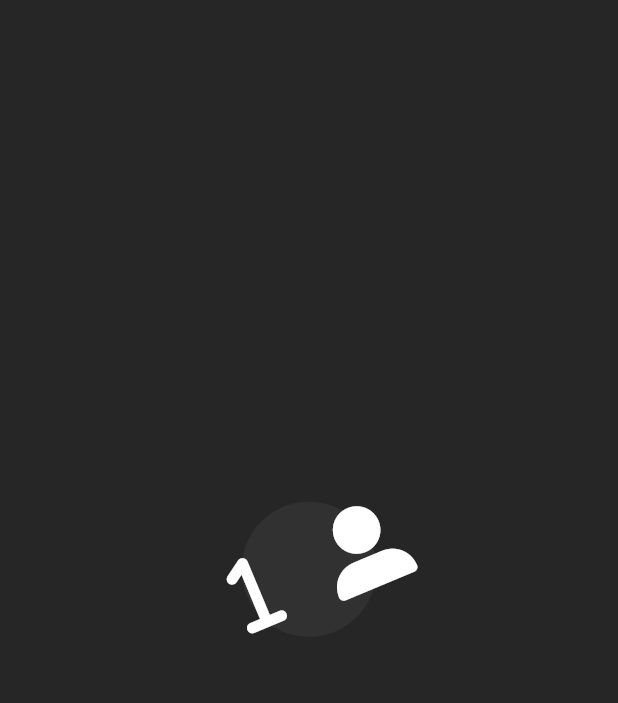
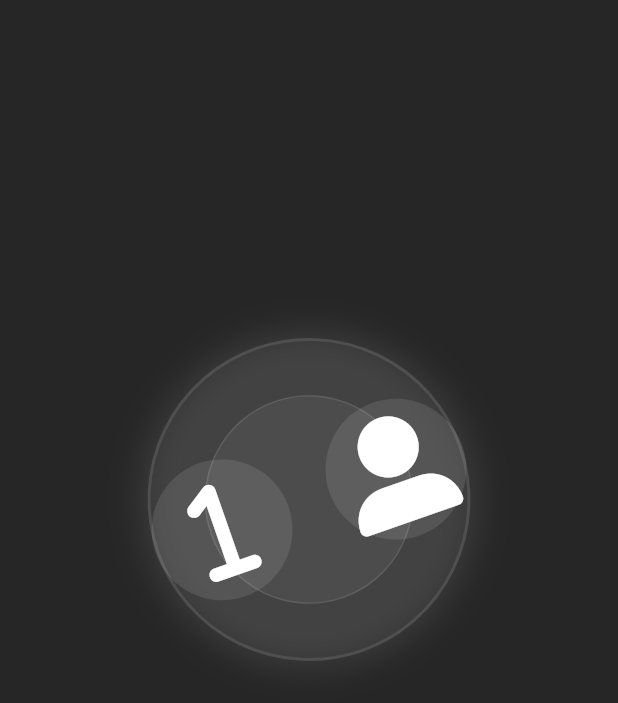
Before and after one commit to ernklyc/yazi_tura, a Flutter app: the first screen one second after launch, on a phone screen of 412 x 824 dp. Shown: the top 703 px of the screen. Run offline on Flutter 3.47's test engine with Material 3 defaults, Android fonts, the light colour scheme and no system bars; our stand-ins replace flip_card, font_awesome_flutter.

Commit message:
Refactor code for flipping coin animation and splash screen

```diff
--- a/lib/core/splash_screen.dart
+++ b/lib/core/splash_screen.dart
@@ -15,39 +15,47 @@ class _SplashScreenState extends State<SplashScreen> with SingleTickerProviderSt
   late Animation<double> _scaleAnimation;
   late Animation<double> _rotateAnimation;
   late Animation<double> _opacityAnimation;
+  late Animation<double> _slideAnimation;
 
   @override
   void initState() {
     super.initState();
     _controller = AnimationController(
-      duration: const Duration(milliseconds: 2000),
+      duration: const Duration(milliseconds: 2500),
       vsync: this,
     );
 
     _scaleAnimation = Tween<double>(begin: 0.0, end: 1.0).animate(
       CurvedAnimation(
         parent: _controller,
-        curve: Curves.elasticOut,
+        curve: const Interval(0.0, 0.7, curve: Curves.elasticOut),
       ),
     );
 
-    _rotateAnimation = Tween<double>(begin: 0.0, end: 2).animate(
+    _rotateAnimation = Tween<double>(begin: 0.0, end: 4).animate(
       CurvedAnimation(
         parent: _controller,
-        curve: Curves.elasticOut,
+        curve: const Interval(0.0, 0.7, curve: Curves.elasticOut),
       ),
     );
 
     _opacityAnimation = Tween<double>(begin: 0.0, end: 1.0).animate(
       CurvedAnimation(
         parent: _controller,
-        curve: Interval(0.4, 1.0, curve: Curves.easeIn),
+        curve: const Interval(0.6, 1.0, curve: Curves.easeIn),
+      ),
+    );
+
+    _slideAnimation = Tween<double>(begin: 50.0, end: 0.0).animate(
+      CurvedAnimation(
+        parent: _controller,
+        curve: const Interval(0.6, 1.0, curve: Curves.easeOut),
       ),
     );
 
     _controller.forward();
 
-    Timer(const Duration(milliseconds: 2500), () {
+    Timer(const Duration(milliseconds: 3000), () {
       Navigator.pushReplacement(
         context,
         PageRouteBuilder(
@@ -55,7 +63,7 @@ class _SplashScreenState extends State<SplashScreen> with SingleTickerProviderSt
           transitionsBuilder: (context, animation, secondaryAnimation, child) {
             return FadeTransition(opacity: animation, child: child);
           },
-          transitionDuration: const Duration(milliseconds: 500),
+          transitionDuration: const Duration(milliseconds: 800),
         ),
       );
     });
@@ -70,12 +78,11 @@ class _SplashScreenState extends State<SplashScreen> with SingleTickerProviderSt
   @override
   Widget build(BuildContext context) {
     final size = MediaQuery.of(context).size;
-    final iconSize = (size.width * 0.15).clamp(40.0, 60.0);
+    final iconSize = (size.width * 0.18).clamp(50.0, 80.0);
 
     return Scaffold(
       backgroundColor: const Color.fromARGB(255, 38, 38, 38),
       body: Center(
-        child: SingleChildScrollView(
         child: Column(
           mainAxisAlignment: MainAxisAlignment.center,
           children: [
@@ -87,51 +94,121 @@ class _SplashScreenState extends State<SplashScreen> with SingleTickerProviderSt
                   child: Transform.rotate(
                     angle: _rotateAnimation.value * 3.14,
                     child: Container(
+                      padding: EdgeInsets.all(iconSize * 0.5),
+                      decoration: BoxDecoration(
+                        color: Colors.white.withOpacity(0.03),
+                        shape: BoxShape.circle,
+                        border: Border.all(
+                          color: Colors.white.withOpacity(0.1),
+                          width: 2,
+                        ),
+                        boxShadow: [
+                          BoxShadow(
+                            color: Colors.white.withOpacity(0.1),
+                            blurRadius: 20,
+                            spreadRadius: 5,
+                          ),
+                        ],
+                      ),
+                      child: Container(
                         padding: EdgeInsets.all(iconSize * 0.3),
                         decoration: BoxDecoration(
                           color: Colors.white.withOpacity(0.05),
                           shape: BoxShape.circle,
+                          border: Border.all(
+                            color: Colors.white.withOpacity(0.1),
+                            width: 1,
+                          ),
                         ),
                         child: Row(
                           mainAxisSize: MainAxisSize.min,
                           children: [
-                            Icon(
+                            Container(
+                              padding: EdgeInsets.all(iconSize * 0.15),
+                              decoration: BoxDecoration(
+                                color: Colors.white.withOpacity(0.1),
+                                shape: BoxShape.circle,
+                              ),
+                              child: Icon(
                                 FontAwesomeIcons.one,
                                 size: iconSize,
                                 color: Colors.white,
                               ),
+                            ),
                             SizedBox(width: iconSize * 0.4),
-                            Icon(
+                            Container(
+                              padding: EdgeInsets.all(iconSize * 0.15),
+                              decoration: BoxDecoration(
+                                color: Colors.white.withOpacity(0.1),
+                                shape: BoxShape.circle,
+                              ),
+                              child: Icon(
                                 FontAwesomeIcons.userLarge,
                                 size: iconSize,
                                 color: Colors.white,
                               ),
+                            ),
                           ],
+                        ),
                       ),
                     ),
                   ),
                 );
               },
             ),
-              const SizedBox(height: 30),
-              FadeTransition(
-                opacity: _opacityAnimation,
+            const SizedBox(height: 50),
+            AnimatedBuilder(
+              animation: _controller,
+              builder: (context, child) {
+                return Opacity(
+                  opacity: _opacityAnimation.value,
+                  child: Transform.translate(
+                    offset: Offset(0, _slideAnimation.value),
                     child: Column(
                       children: [
                         Text(
                           'HEADS OR TAILS',
                           style: TextStyle(
                             color: Colors.white,
-                        fontSize: (size.width * 0.06).clamp(20.0, 28.0),
+                            fontSize: (size.width * 0.08).clamp(28.0, 40.0),
                             fontWeight: FontWeight.bold,
+                            letterSpacing: 3,
+                            shadows: [
+                              Shadow(
+                                color: Colors.white.withOpacity(0.5),
+                                blurRadius: 10,
+                              ),
+                            ],
+                          ),
+                        ),
+                        const SizedBox(height: 15),
+                        Container(
+                          padding: const EdgeInsets.symmetric(horizontal: 20, vertical: 10),
+                          decoration: BoxDecoration(
+                            color: Colors.white.withOpacity(0.05),
+                            borderRadius: BorderRadius.circular(20),
+                            border: Border.all(
+                              color: Colors.white.withOpacity(0.1),
+                              width: 1,
+                            ),
+                          ),
+                          child: Text(
+                            'FLIP THE COIN',
+                            style: TextStyle(
+                              color: Colors.white.withOpacity(0.7),
+                              fontSize: (size.width * 0.04).clamp(16.0, 24.0),
+                              fontWeight: FontWeight.w500,
                               letterSpacing: 2,
+                            ),
                           ),
                         ),
                       ],
                     ),
                   ),
+                );
+              },
+            ),
           ],
-          ),
         ),
       ),
     );
--- a/lib/main.dart
+++ b/lib/main.dart
@@ -1,26 +1,38 @@
 import 'package:flutter/material.dart';
-import 'package:yazi_tura/product/color/color_items.dart';
+import 'package:flutter/services.dart';
 import 'core/splash_screen.dart';
 
 void main() {
+  WidgetsFlutterBinding.ensureInitialized();
+  SystemChrome.setSystemUIOverlayStyle(
+    const SystemUiOverlayStyle(
+      statusBarColor: Colors.transparent,
+      systemNavigationBarColor: Color.fromARGB(255, 38, 38, 38),
+      statusBarIconBrightness: Brightness.light,
+      systemNavigationBarIconBrightness: Brightness.light,
+    ),
+  );
+  SystemChrome.setEnabledSystemUIMode(
+    SystemUiMode.edgeToEdge,
+    overlays: [SystemUiOverlay.top],
+  );
   runApp(const MyApp());
 }
 
 class MyApp extends StatelessWidget {
   const MyApp({super.key});
 
-  // This widget is the root of your application.
   @override
   Widget build(BuildContext context) {
     return MaterialApp(
       debugShowCheckedModeBanner: false,
-      title: 'Yazı Tura',
+      title: 'Heads or Tails',
       theme: ThemeData(
-        appBarTheme: AppBarTheme(
-          backgroundColor: ProjectColor().elevatedButton,
-          elevation: 0,
+        useMaterial3: true,
+        colorScheme: ColorScheme.fromSeed(
+          seedColor: const Color.fromARGB(255, 38, 38, 38),
+          brightness: Brightness.dark,
         ),
-        primarySwatch: Colors.blue,
       ),
       home: const SplashScreen(),
     );
--- a/lib/pages/home_page.dart
+++ b/lib/pages/home_page.dart
@@ -352,7 +352,11 @@ class _MyHomePageState extends State<MyHomePage> with TickerProviderStateMixin {
   Widget build(BuildContext context) {
     return Scaffold(
       backgroundColor: backgroundColor,
+      extendBodyBehindAppBar: true,
+      extendBody: true,
       body: SafeArea(
+        top: true,
+        bottom: true,
         child: Column(
           children: [
             Expanded(flex: 2, child: _buildPlayerSection(
```
Lines whose indentation alone changed are shown as unchanged.
